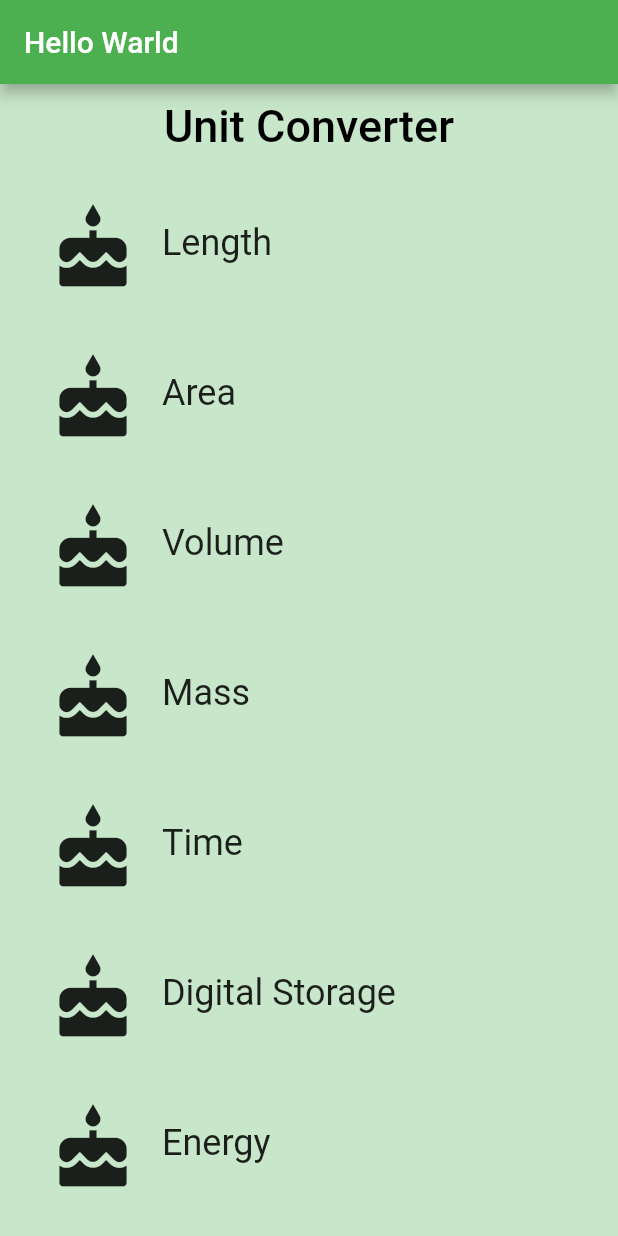
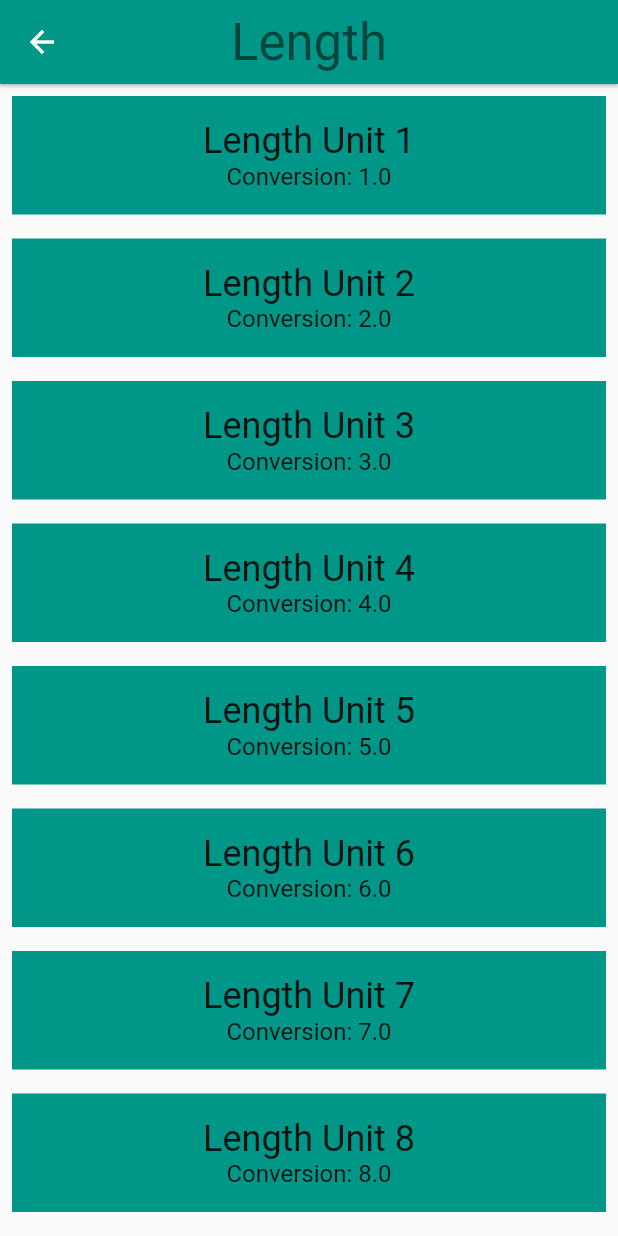
Before and after one commit to ddd503/flutter_app_practice, a Flutter app: the screen it shows after launch, after a tap on "Length", on a phone screen of 412 x 824 dp. Run offline on Flutter 3.47's test engine with Material 2 defaults, Android fonts, the phone set to English and light mode, and no system bars.

Commit message:
add navigation to other view from listView

```diff
--- a/lib/CategoryRoute.dart
+++ b/lib/CategoryRoute.dart
@@ -1,5 +1,6 @@
 import 'package:flutter/material.dart';
 import 'package:flutter_app_practice/category.dart';
+import 'package:flutter_app_practice/unit.dart';
 
 final _backgroundColor = Colors.green[100];
 
@@ -36,6 +37,17 @@ class CategoryRoute extends StatelessWidget {
     );
   }
 
+  /// Returns a list of mock [Unit]s.
+  List<Unit> _retrieveUnitList(String categoryName) {
+    return List.generate(10, (int i) {
+      i += 1;
+      return Unit(
+        name: '$categoryName Unit $i',
+        conversion: i.toDouble(),
+      );
+    });
+  }
+
   @override
   Widget build(BuildContext context) {
     final categories = <Category>[];
@@ -45,6 +57,7 @@ class CategoryRoute extends StatelessWidget {
         name: _categoryNames[i],
         color: _baseColors[i],
         iconLocation: Icons.cake,
+        units: _retrieveUnitList(_categoryNames[i]),
       ));
     }
 
--- a/lib/category.dart
+++ b/lib/category.dart
@@ -1,5 +1,7 @@
 import 'package:flutter/material.dart';
 import 'package:meta/meta.dart';
+import 'package:flutter_app_practice/converter_route.dart';
+import 'package:flutter_app_practice/unit.dart';
 
 final _rowHeight = 100.0;
 final _borderRadius = BorderRadius.circular(_rowHeight / 2);
@@ -9,6 +11,7 @@ class Category extends StatelessWidget {
   final String name;
   final ColorSwatch color;
   final IconData iconLocation;
+  final List<Unit> units;
 
   // nonNullのイニシャライズ
   const Category({
@@ -16,12 +19,42 @@ class Category extends StatelessWidget {
     @required this.name,
     @required this.color,
     @required this.iconLocation,
+    @required this.units,
   })  : assert(name != null),
         assert(color != null),
         assert(iconLocation != null),
+        assert(units != null),
         super(key: key);
 
+  /// Navigates to the [ConverterRoute].
+  void _navigateToConverter(BuildContext context) {
+    Navigator.of(context).push(MaterialPageRoute<Null>(
+      builder: (BuildContext context) {
+        return Scaffold(
+          appBar: AppBar(
+            elevation: 1.0,
+            title: Text(
+              name,
+              style: Theme.of(context).textTheme.display1,
+            ),
+            centerTitle: true,
+            backgroundColor: color,
+          ),
+          body: ConverterRoute(
+            color: color,
+            name: name,
+            units: units,
+          ),
+        );
+      },
+    ));
+  }
+
   @override
+  // This `context` parameter describes the location of this widget in the
+  // widget tree. It can be used for obtaining Theme data from the nearest
+  // Theme ancestor in the tree. Below, we obtain the display1 text theme.
+  // See https://docs.flutter.io/flutter/material/Theme-class.html
   Widget build(BuildContext context) {
     return Material(
       color: Colors.transparent,
@@ -31,13 +64,17 @@ class Category extends StatelessWidget {
           borderRadius: _borderRadius,
           highlightColor: color,
           splashColor: color,
-          onTap: () {
-            print('I was tapped!');
-          },
+          // We can use either the () => function() or the () { function(); }
+          // syntax.
+          onTap: () => _navigateToConverter(context),
           child: Padding(
             padding: EdgeInsets.all(8.0),
             child: Row(
               crossAxisAlignment: CrossAxisAlignment.stretch,
+              // There are two ways to denote a list: `[]` and `List()`.
+              // Prefer to use the literal syntax, i.e. `[]`, instead of `List()`.
+              // You can add the type argument if you'd like, i.e. <Widget>[].
+              // See https://www.dartlang.org/guides/language/effective-dart/usage#do-use-collection-literals-when-possible
               children: [
                 Padding(
                   padding: EdgeInsets.all(16.0),
--- /dev/null
+++ b/lib/converter_route.dart
@@ -0,0 +1,51 @@
+import 'package:flutter/material.dart';
+import 'package:meta/meta.dart';
+import 'package:flutter_app_practice/unit.dart';
+
+class ConverterRoute extends StatelessWidget {
+  /// This [Category]'s name.
+  final String name;
+
+  /// Color for this [Category].
+  final Color color;
+
+  /// Units for this [Category].
+  final List<Unit> units;
+
+  /// This [ConverterRoute] requires the name, color, and units to not be null.
+  const ConverterRoute({
+    @required this.name,
+    @required this.color,
+    @required this.units,
+  })  : assert(name != null),
+        assert(color != null),
+        assert(units != null);
+
+  @override
+  Widget build(BuildContext context) {
+    // Here is just a placeholder for a list of mock units
+    final unitWidgets = units.map((Unit unit) {
+      return Container(
+        color: color,
+        margin: EdgeInsets.all(8.0),
+        padding: EdgeInsets.all(16.0),
+        child: Column(
+          children: <Widget>[
+            Text(
+              unit.name,
+              style: Theme.of(context).textTheme.headline,
+            ),
+            Text(
+              'Conversion: ${unit.conversion}',
+              style: Theme.of(context).textTheme.subhead,
+            ),
+          ],
+        ),
+      );
+    }).toList();
+
+    return ListView(
+      children: unitWidgets,
+    );
+  }
+}
--- /dev/null
+++ b/lib/unit.dart
@@ -0,0 +1,23 @@
+import 'package:meta/meta.dart';
+
+/// Information about a [Unit].
+class Unit {
+  final String name;
+  final double conversion;
+
+  /// A [Unit] stores its name and conversion factor.
+  ///
+  /// An example would be 'Meter' and '1.0'.
+  const Unit({
+    @required this.name,
+    @required this.conversion,
+  })  : assert(name != null),
+        assert(conversion != null);
+
+  /// Creates a [Unit] from a JSON object.
+  Unit.fromJson(Map jsonMap)
+      : assert(jsonMap['name'] != null),
+        assert(jsonMap['conversion'] != null),
+        name = jsonMap['name'],
+        conversion = jsonMap['conversion'].toDouble();
+}
```
